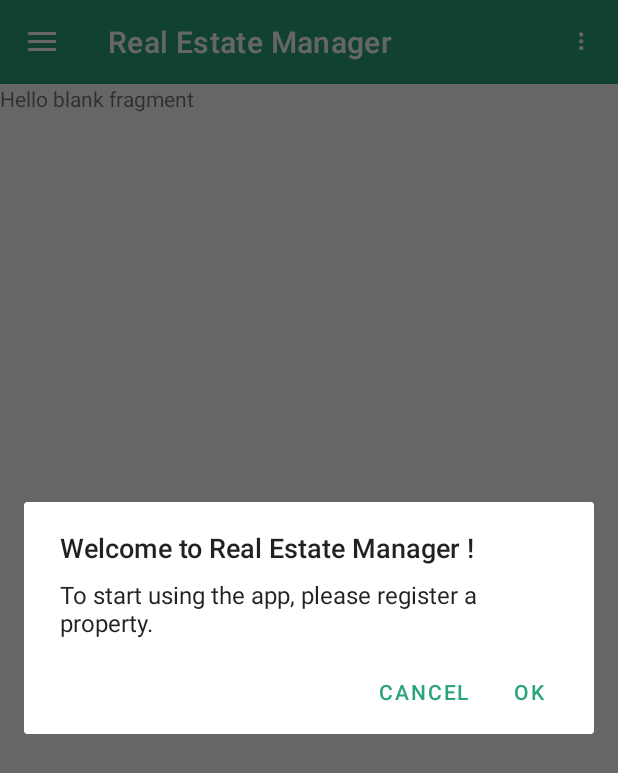
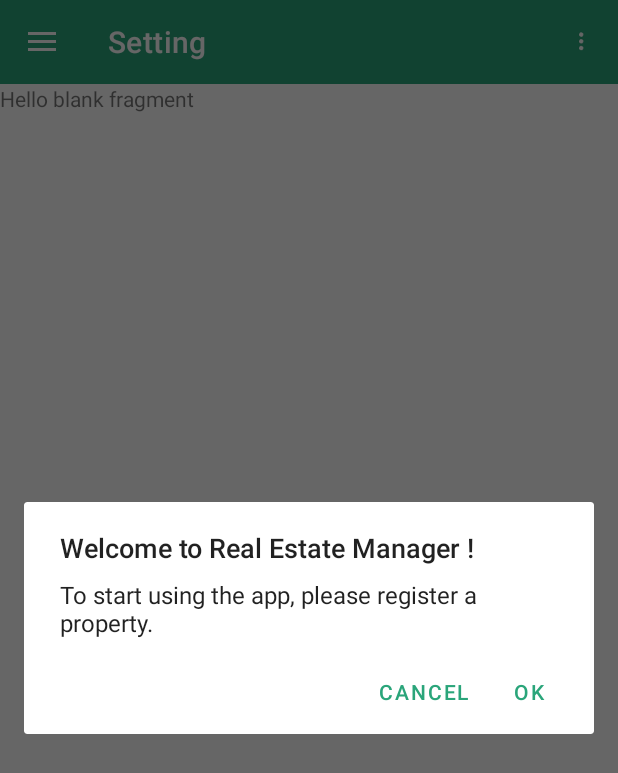
Before and after one commit to laminemessaci/RealEstateManager, an Android app: the fragment SettingsFragment placed in its activity, on a phone screen of 412 x 824 dp. Shown: the top 773 px of the screen. Run offline under Robolectric (Android 15) with nearby library versions, the phone set to English and light mode, and no system bars; our stand-ins replace Room's generated code; 3 statements that could not run were skipped.

Commit message:
Configuration of the toolbar titles of each fragment
Signed-off-by: lamine messaci <lamine.messaci18@gmail.com>

```diff
--- a/app/src/main/java/com/lamine/realestatemanager/controllers/activities/CreateEstateActivity.kt
+++ b/app/src/main/java/com/lamine/realestatemanager/controllers/activities/CreateEstateActivity.kt
@@ -865,7 +865,7 @@ class CreateEstateActivity : AppCompatActivity(), AdapterView.OnItemSelectedList
         //lng = geoLocation.results?.get(0)?.geometry?.location?.lng!!
         //lat = 49.52267
         //lng = 0.091310
-        val latLng: LatLng = this!!.getLocationFromAddress(address.toString())!!
+        val latLng: LatLng = this?.getLocationFromAddress(address.toString())!!
         lat = latLng.latitude
         lng = latLng.longitude
 
--- a/app/src/main/java/com/lamine/realestatemanager/controllers/fragments/DetailEstateFragment.kt
+++ b/app/src/main/java/com/lamine/realestatemanager/controllers/fragments/DetailEstateFragment.kt
@@ -67,7 +67,7 @@ class DetailEstateFragment : Fragment(), OnMapReadyCallback, GoogleMap.OnMarkerC
     // populate the views now that the layout has been inflated
     override fun onViewCreated(view: View, savedInstanceState: Bundle?) {
         super.onViewCreated(view, savedInstanceState)
-        (activity as MainActivity).supportActionBar?.title = getString(R.string.your_title)
+        (activity as MainActivity).supportActionBar?.title = getString(R.string.property_detail)
         detail_lite_map.onCreate(savedInstanceState)
         detail_lite_map.getMapAsync(this)
         initViewModelFactory()
--- a/app/src/main/java/com/lamine/realestatemanager/controllers/fragments/EstateListFragment.kt
+++ b/app/src/main/java/com/lamine/realestatemanager/controllers/fragments/EstateListFragment.kt
@@ -17,6 +17,7 @@ import com.google.gson.reflect.TypeToken
 import com.lamine.realestatemanager.R
 import com.lamine.realestatemanager.RealEstateManagerApplication
 import com.lamine.realestatemanager.controllers.activities.CreateEstateActivity
+import com.lamine.realestatemanager.controllers.activities.MainActivity
 import com.lamine.realestatemanager.controllers.viewModel.DataInjection
 import com.lamine.realestatemanager.controllers.viewModel.PropertyViewModel
 import com.lamine.realestatemanager.models.Property
@@ -74,6 +75,7 @@ class EstateListFragment : Fragment() {
     // populate the views now that the layout has been inflated
     override fun onViewCreated(view: View, savedInstanceState: Bundle?) {
         super.onViewCreated(view, savedInstanceState)
+        (activity as MainActivity).supportActionBar?.title = getString(R.string.property_list)
         getTheBundleIfExist()
         fab_add_property.setOnClickListener() {
             // Open create activity
--- a/app/src/main/java/com/lamine/realestatemanager/controllers/fragments/MapsFragment.kt
+++ b/app/src/main/java/com/lamine/realestatemanager/controllers/fragments/MapsFragment.kt
@@ -27,6 +27,7 @@ import com.google.android.gms.maps.model.Marker
 import com.google.android.gms.maps.model.MarkerOptions
 import com.lamine.realestatemanager.BuildConfig
 import com.lamine.realestatemanager.R
+import com.lamine.realestatemanager.controllers.activities.MainActivity
 import com.lamine.realestatemanager.controllers.viewModel.DataInjection
 import com.lamine.realestatemanager.controllers.viewModel.PropertyViewModel
 import com.lamine.realestatemanager.models.GeocodeInfo
@@ -81,6 +82,7 @@ class MapsFragment : Fragment(), OnMapReadyCallback, GoogleMap.OnMarkerClickList
 
     override fun onViewCreated(view: View, savedInstanceState: Bundle?) {
         super.onViewCreated(view, savedInstanceState)
+        (activity as MainActivity).supportActionBar?.title = getString(R.string.property_location)
         getLocationClient()
         // Obtain the SupportMapFragment and get notified when the map is ready to be used.
         val map =
--- a/app/src/main/java/com/lamine/realestatemanager/controllers/fragments/SearchFragment.kt
+++ b/app/src/main/java/com/lamine/realestatemanager/controllers/fragments/SearchFragment.kt
@@ -16,6 +16,7 @@ import androidx.fragment.app.Fragment
 import androidx.lifecycle.ViewModelProviders
 import com.lamine.realestatemanager.R
 import com.lamine.realestatemanager.RealEstateManagerApplication
+import com.lamine.realestatemanager.controllers.activities.MainActivity
 import com.lamine.realestatemanager.controllers.viewModel.DataInjection
 import com.lamine.realestatemanager.controllers.viewModel.PropertyViewModel
 import com.lamine.realestatemanager.models.Property
@@ -101,6 +102,7 @@ class SearchFragment : Fragment(), AdapterView.OnItemSelectedListener {
 
     override fun onViewCreated(view: View, savedInstanceState: Bundle?) {
         super.onViewCreated(view, savedInstanceState)
+        (activity as MainActivity).supportActionBar?.title = getString(R.string.property_search)
         initViewModel()
         configureTypes()
         configureEditTown()
--- a/app/src/main/java/com/lamine/realestatemanager/controllers/fragments/SettingsFragment.kt
+++ b/app/src/main/java/com/lamine/realestatemanager/controllers/fragments/SettingsFragment.kt
@@ -6,6 +6,7 @@ import android.view.LayoutInflater
 import android.view.View
 import android.view.ViewGroup
 import com.lamine.realestatemanager.R
+import com.lamine.realestatemanager.controllers.activities.MainActivity
 
 
 /**
@@ -41,4 +42,9 @@ class SettingsFragment : Fragment() {
                 }
             }
     }
+
+    override fun onViewCreated(view: View, savedInstanceState: Bundle?) {
+        super.onViewCreated(view, savedInstanceState)
+        (activity as MainActivity).supportActionBar?.title = getString(R.string.property_setting)
+    }
 }
--- a/app/src/main/res/values-sw600dp/strings.xml
+++ b/app/src/main/res/values-sw600dp/strings.xml
@@ -140,5 +140,9 @@ Do you want to access the wifi settings?</string>
     <string name="add_property">add property</string>
     <string name="your_title">Property Details</string>
     <string name="edit_property">Edit Property</string>
+    <string name="property_list">Properties List</string>
+    <string name="property_location">Properties Location</string>
+    <string name="property_search">Search Properties</string>
+    <string name="property_setting">Setting</string>
 
 </resources>
--- a/app/src/main/res/values-sw720dp/strings.xml
+++ b/app/src/main/res/values-sw720dp/strings.xml
@@ -140,5 +140,9 @@ Do you want to access the wifi settings?</string>
     <string name="add_property">add property</string>
     <string name="your_title">Property Details</string>
     <string name="edit_property">Edit Property</string>
+    <string name="property_list">Properties List</string>
+    <string name="property_location">Properties Location</string>
+    <string name="property_search">Search Properties</string>
+    <string name="property_setting">Setting</string>
 
 </resources>
--- a/app/src/main/res/values/strings.xml
+++ b/app/src/main/res/values/strings.xml
@@ -35,6 +35,7 @@ Do you want to access the wifi settings?</string>
 
     <!--Detail fragment-->
     <string name="media_title">Media</string>
+    <string name="property_detail">Property Detail</string>
     <string name="detail_description">Description</string>
     <string name="surface">Surface</string>
     <string name="location">Location</string>
@@ -140,5 +141,9 @@ Do you want to access the wifi settings?</string>
     <string name="add_property">add property</string>
     <string name="your_title">Property Details</string>
     <string name="edit_property">Edit Property</string>
+    <string name="property_list">Properties List</string>
+    <string name="property_location">Properties Location</string>
+    <string name="property_search">Search Properties</string>
+    <string name="property_setting">Setting</string>
 
 </resources>
```
